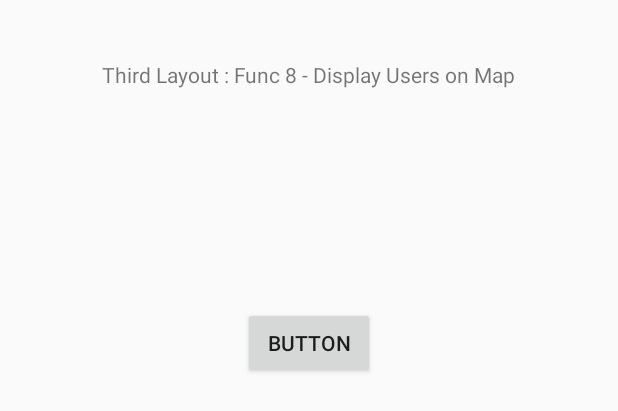
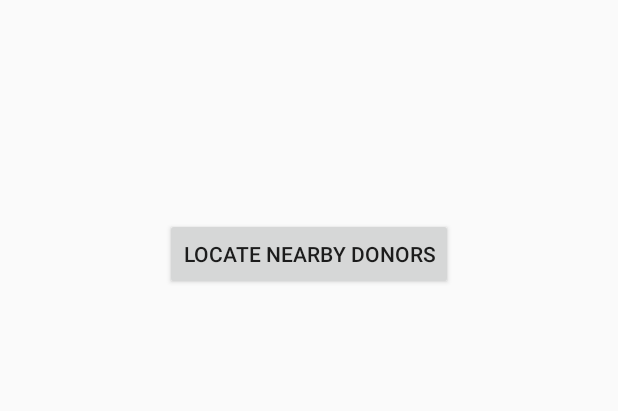
Before and after one commit to rutvikpatel77/NeedForBlood, an Android app: the layout third_layout.xml on its own in the app's theme, with its tools: preview values and no code run, on a phone screen of 412 x 824 dp. Shown: the top 411 px of the screen. Run offline under Robolectric (Android 15) with nearby library versions, the phone set to English and light mode, and no system bars.

Commit message:
Final Copy

```diff
--- a/NeedForBlood/app/src/main/AndroidManifest.xml
+++ b/NeedForBlood/app/src/main/AndroidManifest.xml
@@ -37,7 +37,7 @@
     <application
         android:name=".FireApp"
         android:allowBackup="true"
-        android:icon="@mipmap/ic_launcher"
+        android:icon="@mipmap/a2"
         android:label="@string/app_name"
         android:supportsRtl="true"
         android:theme="@style/AppTheme">
--- a/NeedForBlood/app/src/main/java/com/example/android/needforblood/MainActivity.java
+++ b/NeedForBlood/app/src/main/java/com/example/android/needforblood/MainActivity.java
@@ -107,8 +107,8 @@ public class MainActivity extends AppCompatActivity
 
                     current_user.setLon(lon);
                     current_user.setLat(lat);
-                    Toast toast = Toast.makeText(getApplicationContext(), lon+" * * "+lat, Toast.LENGTH_LONG);
-                    toast.show();
+                    //Toast toast = Toast.makeText(getApplicationContext(), lon+" * * "+lat, Toast.LENGTH_LONG);
+                    //toast.show();
 
 
 
--- a/NeedForBlood/app/src/main/java/com/example/android/needforblood/MapsActivity.java
+++ b/NeedForBlood/app/src/main/java/com/example/android/needforblood/MapsActivity.java
@@ -81,7 +81,7 @@ public class MapsActivity extends FragmentActivity implements OnMapReadyCallback
 
                     final User user12=data.getValue(User.class);
                     LatLng sydney = new LatLng(Double.parseDouble(user12.getLat()),Double.parseDouble(user12.getLon()));
-                    mMap.addMarker(new MarkerOptions().position(sydney).title(user12.getName()));
+                    mMap.addMarker(new MarkerOptions().position(sydney).title(user12.getName()+" :"+user12.getBg()));
                     mMap.moveCamera(CameraUpdateFactory.newLatLng(sydney));
                    /* mMap.setOnMarkerClickListener(new GoogleMap.OnMarkerClickListener() {
                         @Override
@@ -110,6 +110,10 @@ public class MapsActivity extends FragmentActivity implements OnMapReadyCallback
             }
         });
 
+        LatLng l=new LatLng(33.424564,-111.928001);
+        mMap.moveCamera(CameraUpdateFactory.newLatLngZoom(l,14));
+       // mMap.animateCamera(CameraUpdateFactory.zoomIn());
+        //mMap.animateCamera(CameraUpdateFactory.zoomTo(15),2000,null);
 
 
     }
--- a/NeedForBlood/app/src/main/java/com/example/android/needforblood/locationService.java
+++ b/NeedForBlood/app/src/main/java/com/example/android/needforblood/locationService.java
@@ -65,7 +65,7 @@ public class locationService extends Service {
 
         //to start the process we call the manager with requestLocationUpdates method, it will update every 1 seconds
         //noinspection MissingPermission
-        locationManager.requestLocationUpdates(LocationManager.NETWORK_PROVIDER,10000,0,listener);
+        locationManager.requestLocationUpdates(LocationManager.NETWORK_PROVIDER,1000000,0,listener);
 
     }
 
--- a/NeedForBlood/app/src/main/res/layout/eligibility.xml
+++ b/NeedForBlood/app/src/main/res/layout/eligibility.xml
@@ -3,7 +3,7 @@
     android:layout_width="match_parent" android:layout_height="match_parent">
 
     <TextView
-        android:text="Eligibility Fragment"
+        android:text="Check If a user is Eligible to Donetae Blood"
         android:layout_width="wrap_content"
         android:layout_height="wrap_content"
         android:layout_marginTop="40dp"
--- a/NeedForBlood/app/src/main/res/layout/third_layout.xml
+++ b/NeedForBlood/app/src/main/res/layout/third_layout.xml
@@ -2,17 +2,10 @@
 <RelativeLayout xmlns:android="http://schemas.android.com/apk/res/android"
     android:layout_width="match_parent" android:layout_height="match_parent">
 
-    <TextView
-        android:text="Third Layout : Func 8 - Display Users on Map"
-        android:layout_width="wrap_content"
-        android:layout_height="wrap_content"
-        android:layout_marginTop="40dp"
-        android:id="@+id/textView2"
-        android:layout_alignParentTop="true"
-        android:layout_centerHorizontal="true" />
+
 
     <Button
-        android:text="Button"
+        android:text="Locate Nearby Donors"
         android:layout_width="wrap_content"
         android:layout_height="wrap_content"
         android:layout_below="@+id/textView2"
```
Also changed, not shown: NeedForBlood/app/src/main/java/com/example/android/needforblood/SendInvite.java (+5 -4 lines), NeedForBlood/app/src/main/res/layout/send_invite.xml (+11 -12 lines), NeedForBlood/app/src/main/res/mipmap-hdpi/a1.png (added), NeedForBlood/app/src/main/res/mipmap-hdpi/a2.jpg (added), NeedForBlood/app/src/main/res/mipmap-mdpi/a1.png (added), NeedForBlood/app/src/main/res/mipmap-mdpi/a2.jpg (added), NeedForBlood/app/src/main/res/mipmap-xhdpi/a1.png (added), NeedForBlood/app/src/main/res/mipmap-xhdpi/a2.jpg (added), NeedForBlood/app/src/main/res/mipmap-xxhdpi/a1.png (added), NeedForBlood/app/src/main/res/mipmap-xxhdpi/a2.jpg (added), NeedForBlood/app/src/main/res/mipmap-xxxhdpi/a1.png (added), NeedForBlood/app/src/main/res/mipmap-xxxhdpi/a2.jpg (added).
